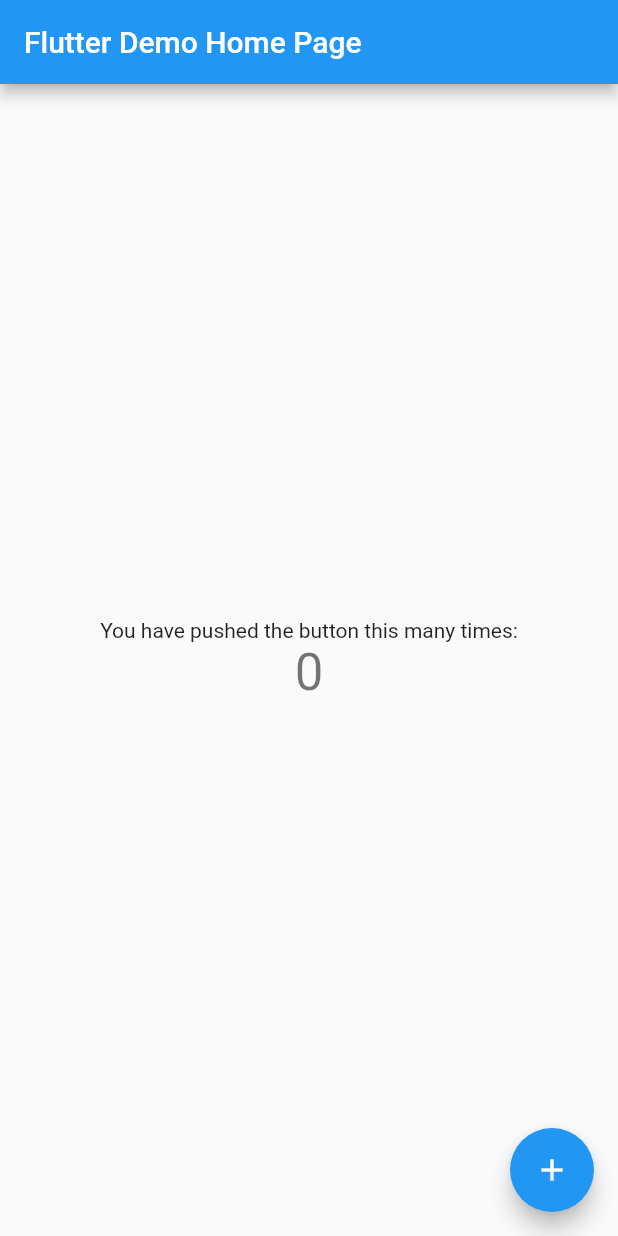
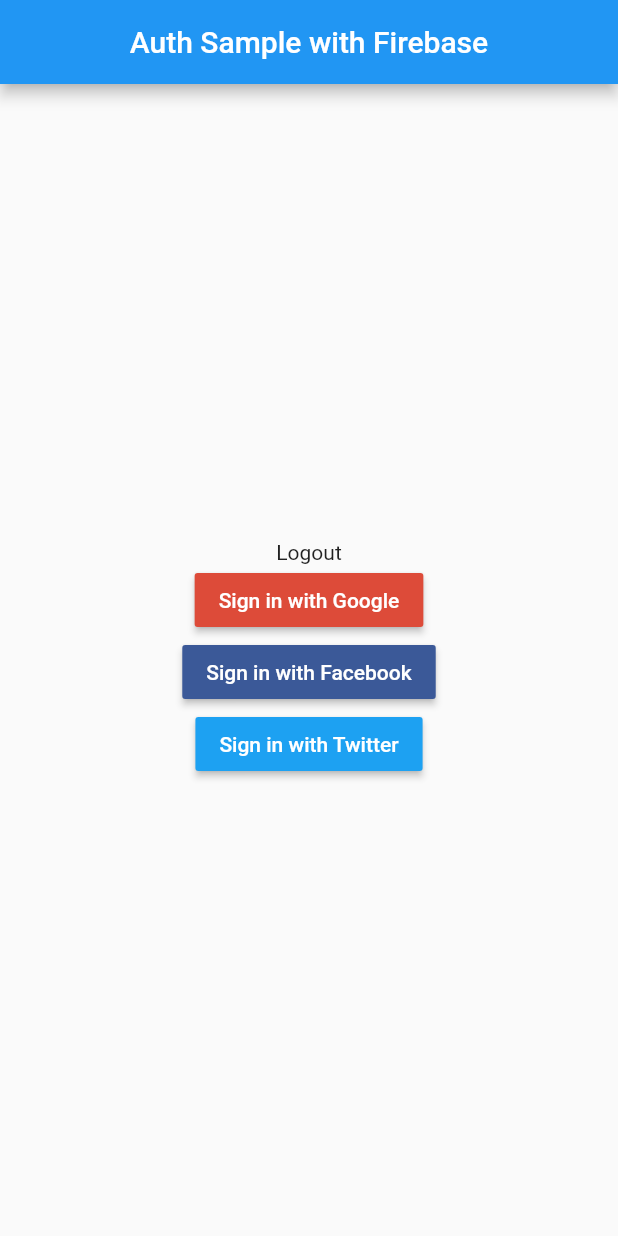
Before and after one commit to itachi-P/firebase_auth, a Flutter app: the screen it shows after launch, on a phone screen of 412 x 824 dp. Run offline on Flutter 3.47's test engine with Material 2 defaults, Android fonts, the phone set to English and light mode, and no system bars; our stand-ins replace firebase_auth, google_sign_in; missing offline and left inert: flutter_facebook_login, flutter_twitter_login; accounts and stored records are empty.

Commit message:
An error that caused the screen to go blank when switching Flutter to stable has been resolved after reinstalling XCode.

```diff
--- a/lib/main.dart
+++ b/lib/main.dart
@@ -1,63 +1,232 @@
+import 'package:firebase_auth/firebase_auth.dart';
 import 'package:flutter/material.dart';
+import 'package:flutter/rendering.dart';
+import 'package:flutter_facebook_login/flutter_facebook_login.dart';
+import 'package:flutter_twitter_login/flutter_twitter_login.dart';
+import 'package:google_sign_in/google_sign_in.dart';
+
+enum EnumAuth {
+  google,
+  twitter,
+  facebook,
+}
 
 void main() => runApp(MyApp());
 
 class MyApp extends StatelessWidget {
-  // This widget is the root of your application.
   @override
   Widget build(BuildContext context) {
     return MaterialApp(
-      title: 'Flutter Demo',
+      title: 'auth sample',
       theme: ThemeData(
         primarySwatch: Colors.blue,
       ),
-      home: MyHomePage(title: 'Flutter Demo Home Page'),
+      home: AuthPage(
+        title: 'Auth Sample with Firebase',
+      ),
     );
   }
 }
 
-class MyHomePage extends StatefulWidget {
-  MyHomePage({Key key, this.title}) : super(key: key);
+class AuthPage extends StatefulWidget {
+  AuthPage({
+    Key key,
+    this.title,
+  }) : super(
+          key: key,
+        );
 
   final String title;
 
   @override
-  _MyHomePageState createState() => _MyHomePageState();
+  _AuthPageState createState() => _AuthPageState();
 }
 
-class _MyHomePageState extends State<MyHomePage> {
-  int _counter = 0;
+class _AuthPageState extends State<AuthPage> {
+  final FirebaseAuth _auth = FirebaseAuth.instance;
+  final GoogleSignIn googleSignIn = GoogleSignIn();
+  final TwitterLogin twitterLogin = TwitterLogin(
+    consumerKey: "consumerKey",
+    consumerSecret: "consumerSecret",
+  );
+  final FacebookLogin facebookSignIn = FacebookLogin();
 
-  void _incrementCounter() {
+  bool loggedIn = false;
+  EnumAuth enumAuth;
+
+  void login() {
     setState(() {
-      _counter++;
+      loggedIn = true;
     });
+  }
+
+  void logout() {
+    setState(() {
+      loggedIn = false;
+    });
+  }
+
+  void setEnumAuth(EnumAuth sns) {
+    setState(() {
+      enumAuth = sns;
+    });
+  }
+
+  Future signInWithGoogle() async {
+    final GoogleSignInAccount googleSignInAccount = await googleSignIn.signIn();
+    final GoogleSignInAuthentication googleSignInAuthentication =
+        await googleSignInAccount.authentication;
+
+    final AuthCredential credential = GoogleAuthProvider.getCredential(
+      accessToken: googleSignInAuthentication.accessToken,
+      idToken: googleSignInAuthentication.idToken,
+    );
+
+    //userのid取得
+    final FirebaseUser user =
+        (await _auth.signInWithCredential(credential)).user;
+
+    assert(!user.isAnonymous);
+    assert(await user.getIdToken() != null);
+
+    final FirebaseUser currentUser = await _auth.currentUser();
+    assert(user.uid == currentUser.uid);
+    login();
+    setEnumAuth(EnumAuth.google);
+  }
+
+  Future signInWithTwitter() async {
+    // twitter認証の許可画面が出現
+    final TwitterLoginResult result = await twitterLogin.authorize();
+
+    //Firebaseのユーザー情報にアクセス & 情報の登録 & 取得
+    final AuthCredential credential = TwitterAuthProvider.getCredential(
+      authToken: result.session.token,
+      authTokenSecret: result.session.secret,
+    );
+
+    //Firebaseのuser id取得
+    final FirebaseUser user =
+        (await _auth.signInWithCredential(credential)).user;
+
+    assert(!user.isAnonymous);
+    assert(await user.getIdToken() != null);
+
+    final FirebaseUser currentUser = await _auth.currentUser();
+    assert(user.uid == currentUser.uid);
+
+    login();
+    setEnumAuth(EnumAuth.twitter);
+  }
+
+  Future signInWithFacebook() async {
+    final facebookLogin = FacebookLogin();
+    // final facebookLoginResult =
+    //     await facebookLogin.loginWithPublishPermissions((['email']));
+    final facebookLoginResult = await facebookLogin.logIn((['email']));
+
+    final AuthCredential credential = FacebookAuthProvider.getCredential(
+      accessToken: facebookLoginResult.accessToken.token,
+    );
+
+    final FirebaseUser user =
+        (await _auth.signInWithCredential(credential)).user;
+
+    assert(!user.isAnonymous);
+    assert(await user.getIdToken() != null);
+
+    final FirebaseUser currentUser = await _auth.currentUser();
+    assert(user.uid == currentUser.uid);
+
+    login();
+    setEnumAuth(EnumAuth.facebook);
+  }
+
+  void signOutGoogle() async {
+    await googleSignIn.signOut();
+    print("User Sign Out Google");
+  }
+
+  void signOutTwitter() async {
+    await twitterLogin.logOut();
+    print("User Sign Out Twittter");
+  }
+
+  void signOutFacebook() async {
+    await facebookSignIn.logOut();
+    print("User Sign Out Twittter");
+  }
+
+  void signOut(EnumAuth sns) async {
+    switch (sns) {
+      case EnumAuth.google:
+        signOutGoogle();
+        break;
+      case EnumAuth.twitter:
+        signOutTwitter();
+        break;
+      case EnumAuth.facebook:
+        signOutFacebook();
+        break;
+    }
+
+    logout();
   }
 
   @override
   Widget build(BuildContext context) {
+    Widget logoutText = Text("Logout");
+    Widget loginText = Text("Login");
+
+    Widget loginBtnGoogle = RaisedButton(
+      child: Text("Sign in with Google"),
+      color: Color(0xFFDD4B39),
+      textColor: Colors.white,
+      onPressed: signInWithGoogle,
+    );
+
+    Widget loginBtnTwitter = RaisedButton(
+      child: Text("Sign in with Twitter"),
+      color: Color(0xFF1DA1F2),
+      textColor: Colors.white,
+      onPressed: signInWithTwitter,
+    );
+
+    Widget loginBtnFb = RaisedButton(
+      child: Text("Sign in with Facebook"),
+      color: Color(0xFF3B5998),
+      textColor: Colors.white,
+      onPressed: signInWithFacebook,
+    );
+
+    Widget logoutBtn = RaisedButton(
+      child: Text("Sign out"),
+      color: Colors.black38,
+      textColor: Colors.white,
+      onPressed: () => signOut(enumAuth),
+    );
+    Widget loginBtns = Column(
+      mainAxisAlignment: MainAxisAlignment.center,
+      children: <Widget>[
+        loginBtnGoogle,
+        loginBtnFb,
+        loginBtnTwitter,
+      ],
+    );
+
     return Scaffold(
       appBar: AppBar(
+        centerTitle: true,
         title: Text(widget.title),
       ),
       body: Center(
         child: Column(
           mainAxisAlignment: MainAxisAlignment.center,
           children: <Widget>[
-            Text(
-              'You have pushed the button this many times:',
-            ),
-            Text(
-              '$_counter',
-              style: Theme.of(context).textTheme.display1,
-            ),
+            loggedIn ? loginText : logoutText,
+            loggedIn ? logoutBtn : loginBtns,
           ],
         ),
-      ),
-      floatingActionButton: FloatingActionButton(
-        onPressed: _incrementCounter,
-        tooltip: 'Increment',
-        child: Icon(Icons.add),
       ),
     );
   }
```
Also changed, not shown: pubspec.yaml (+9 -28 lines), pubspec.lock, 11 other files.
